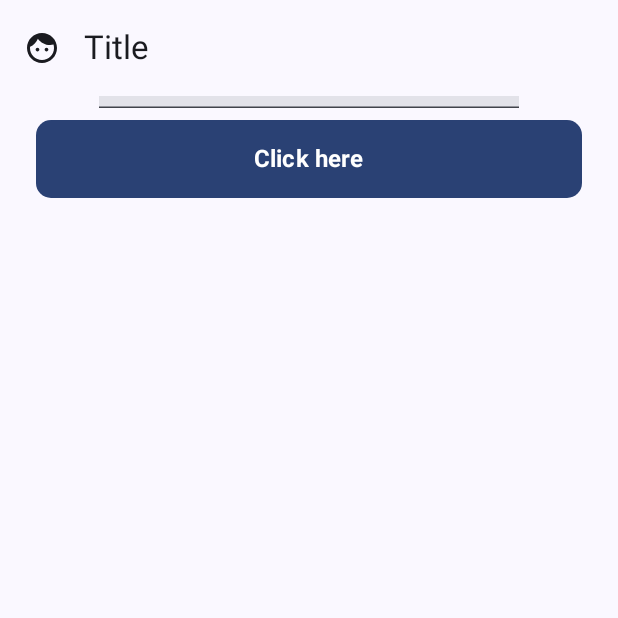
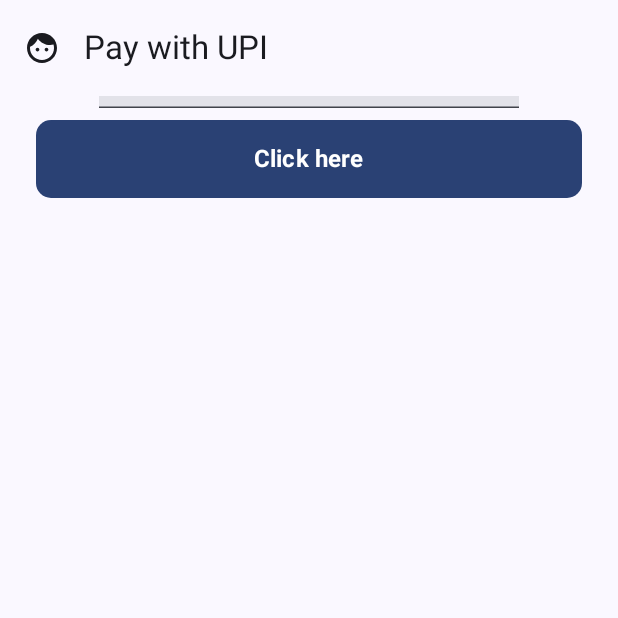
Before and after one commit to RumitPatel/android-pay-with-upi, an Android app built with Jetpack Compose: the screen it shows after launch (MainActivity), on a phone screen of 412 x 824 dp, the top half of it. Run offline under Robolectric (Android 15) with nearby library versions, the phone set to English and light mode, and no system bars.

Commit message:
title updated.

```diff
--- a/app/src/main/java/com/rum/upipaymentapp/MainActivity.kt
+++ b/app/src/main/java/com/rum/upipaymentapp/MainActivity.kt
@@ -49,7 +49,7 @@ class MainActivity : ComponentActivity() {
                 ) {
                     Scaffold(topBar = {
                         TopAppBar(title = {
-                            Text(text = "Title")
+                            Text(text = "Pay with UPI")
                         }, navigationIcon = {
                             IconButton(onClick = {}) {
                                 Icon(Icons.Filled.Face, "")
```
